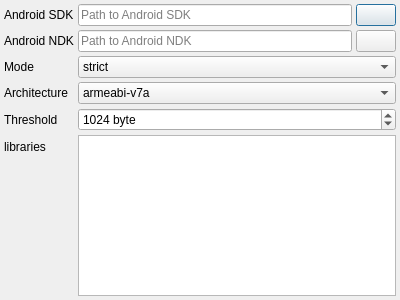
Old version of the form configdialog.ui in the repository Tencent/loli_profiler.
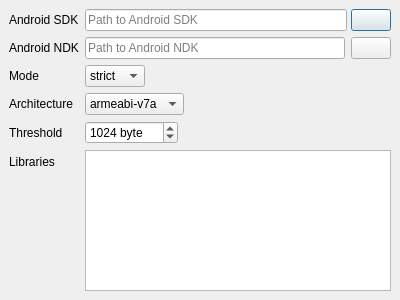
New version of the form. Icons and pictures are not drawn.

```diff
--- a/configdialog.ui
+++ b/configdialog.ui
@@ -20,29 +20,35 @@
    <bool>false</bool>
   </property>
   <layout class="QFormLayout" name="formLayout">
+   <property name="fieldGrowthPolicy">
+    <enum>QFormLayout::ExpandingFieldsGrow</enum>
+   </property>
    <property name="horizontalSpacing">
-    <number>4</number>
+    <number>6</number>
    </property>
    <property name="verticalSpacing">
-    <number>4</number>
+    <number>6</number>
    </property>
    <property name="leftMargin">
-    <number>4</number>
+    <number>9</number>
    </property>
    <property name="topMargin">
-    <number>4</number>
+    <number>9</number>
    </property>
    <property name="rightMargin">
-    <number>4</number>
+    <number>9</number>
    </property>
    <property name="bottomMargin">
-    <number>4</number>
+    <number>9</number>
    </property>
    <item row="3" column="0">
     <widget class="QLabel" name="label">
      <property name="text">
       <string>Architecture</string>
      </property>
+     <property name="alignment">
+      <set>Qt::AlignLeading|Qt::AlignLeft|Qt::AlignVCenter</set>
+     </property>
     </widget>
    </item>
    <item row="3" column="1">
@@ -64,10 +70,19 @@
      <property name="text">
       <string>Threshold</string>
      </property>
+     <property name="alignment">
+      <set>Qt::AlignLeading|Qt::AlignLeft|Qt::AlignVCenter</set>
+     </property>
     </widget>
    </item>
    <item row="4" column="1">
     <widget class="QSpinBox" name="thresholdSpinBox">
+     <property name="sizePolicy">
+      <sizepolicy hsizetype="Preferred" vsizetype="Fixed">
+       <horstretch>0</horstretch>
+       <verstretch>0</verstretch>
+      </sizepolicy>
+     </property>
      <property name="toolTip">
       <string>Malloc stacktrace collect threshold.</string>
      </property>
@@ -88,7 +103,10 @@
    <item row="5" column="0">
     <widget class="QLabel" name="label_4">
      <property name="text">
-      <string>libraries</string>
+      <string>Libraries</string>
+     </property>
+     <property name="alignment">
+      <set>Qt::AlignLeading|Qt::AlignLeft|Qt::AlignVCenter</set>
      </property>
     </widget>
    </item>
@@ -100,6 +118,9 @@
      <property name="text">
       <string>Android SDK</string>
      </property>
+     <property name="alignment">
+      <set>Qt::AlignLeading|Qt::AlignLeft|Qt::AlignVCenter</set>
+     </property>
     </widget>
    </item>
    <item row="1" column="0">
@@ -107,6 +128,9 @@
      <property name="text">
       <string>Android NDK</string>
      </property>
+     <property name="alignment">
+      <set>Qt::AlignLeading|Qt::AlignLeft|Qt::AlignVCenter</set>
+     </property>
     </widget>
    </item>
    <item row="0" column="1">
@@ -166,6 +190,12 @@
      </item>
      <item>
       <widget class="QPushButton" name="btnNDKFolder">
+       <property name="sizePolicy">
+        <sizepolicy hsizetype="Fixed" vsizetype="Fixed">
+         <horstretch>0</horstretch>
+         <verstretch>0</verstretch>
+        </sizepolicy>
+       </property>
        <property name="text">
         <string/>
        </property>
@@ -182,6 +212,9 @@
      <property name="text">
       <string>Mode</string>
      </property>
+     <property name="alignment">
+      <set>Qt::AlignLeading|Qt::AlignLeft|Qt::AlignVCenter</set>
+     </property>
     </widget>
    </item>
    <item row="2" column="1">
```
